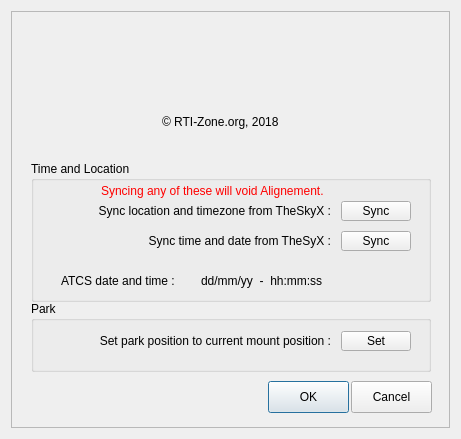
Before: the Qt Designer form ATCS.ui in rpineau/ATCS, drawn with Qt 5.
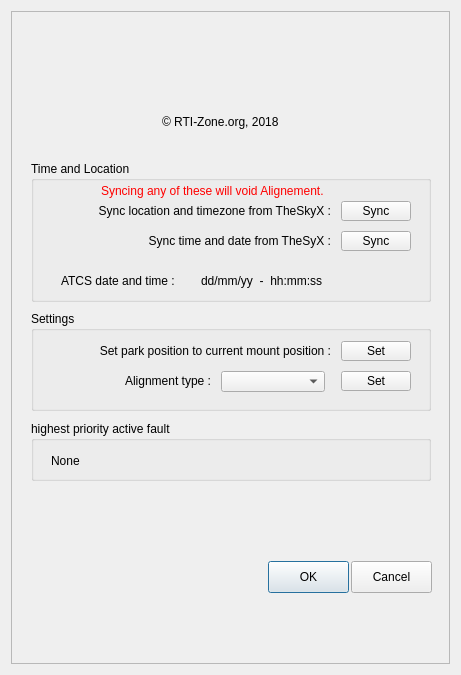
After: the same form once the commit is applied. Icons and pictures are not drawn. Custom widgets are drawn as their Qt base class.

Commit message: Added code to set the Alignement type, get the top priority fault.

Patch:
```diff
--- a/ATCS.ui
+++ b/ATCS.ui
@@ -7,7 +7,7 @@
     <x>0</x>
     <y>0</y>
     <width>461</width>
-    <height>439</height>
+    <height>675</height>
    </rect>
   </property>
   <property name="sizePolicy">
@@ -59,7 +59,7 @@
       <property name="geometry">
        <rect>
         <x>257</x>
-        <y>370</y>
+        <y>550</y>
         <width>81</width>
         <height>32</height>
        </rect>
@@ -72,7 +72,7 @@
       <property name="geometry">
        <rect>
         <x>340</x>
-        <y>370</y>
+        <y>550</y>
         <width>81</width>
         <height>32</height>
        </rect>
@@ -230,20 +230,20 @@
       <property name="geometry">
        <rect>
         <x>20</x>
-        <y>290</y>
+        <y>300</y>
         <width>400</width>
-        <height>71</height>
+        <height>100</height>
        </rect>
       </property>
       <property name="title">
-       <string>Park</string>
+       <string>Settings</string>
       </property>
       <widget class="QLabel" name="label_6">
        <property name="geometry">
         <rect>
-         <x>40</x>
+         <x>30</x>
          <y>30</y>
-         <width>260</width>
+         <width>270</width>
          <height>20</height>
         </rect>
        </property>
@@ -265,6 +265,71 @@
        </property>
        <property name="text">
         <string>Set</string>
+       </property>
+      </widget>
+      <widget class="QLabel" name="label_7">
+       <property name="geometry">
+        <rect>
+         <x>60</x>
+         <y>60</y>
+         <width>120</width>
+         <height>20</height>
+        </rect>
+       </property>
+       <property name="text">
+        <string>Alignment type :</string>
+       </property>
+       <property name="alignment">
+        <set>Qt::AlignRight|Qt::AlignTrailing|Qt::AlignVCenter</set>
+       </property>
+      </widget>
+      <widget class="QComboBox" name="alignmentType">
+       <property name="geometry">
+        <rect>
+         <x>190</x>
+         <y>60</y>
+         <width>104</width>
+         <height>21</height>
+        </rect>
+       </property>
+      </widget>
+      <widget class="QPushButton" name="pushButton_4">
+       <property name="geometry">
+        <rect>
+         <x>310</x>
+         <y>60</y>
+         <width>70</width>
+         <height>20</height>
+        </rect>
+       </property>
+       <property name="text">
+        <string>Set</string>
+       </property>
+      </widget>
+     </widget>
+     <widget class="QGroupBox" name="groupBox_4">
+      <property name="geometry">
+       <rect>
+        <x>20</x>
+        <y>410</y>
+        <width>400</width>
+        <height>60</height>
+       </rect>
+      </property>
+      <property name="title">
+       <string>highest priority active fault</string>
+      </property>
+      <widget class="QLabel" name="activeFault">
+       <property name="geometry">
+        <rect>
+         <x>20</x>
+         <y>30</y>
+         <width>360</width>
+         <height>20</height>
+        </rect>
+       </property>
+       <property name="text">
+        <string>None</string>
        </property>
       </widget>
      </widget>
```
The commit also changes 3 other files.
